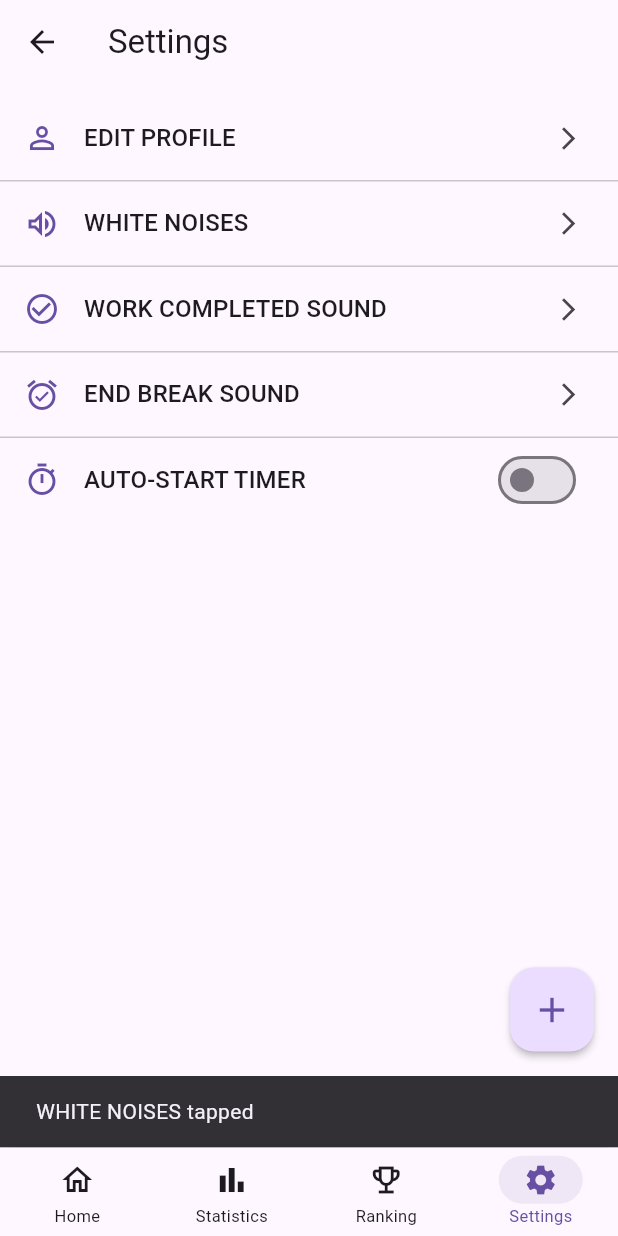
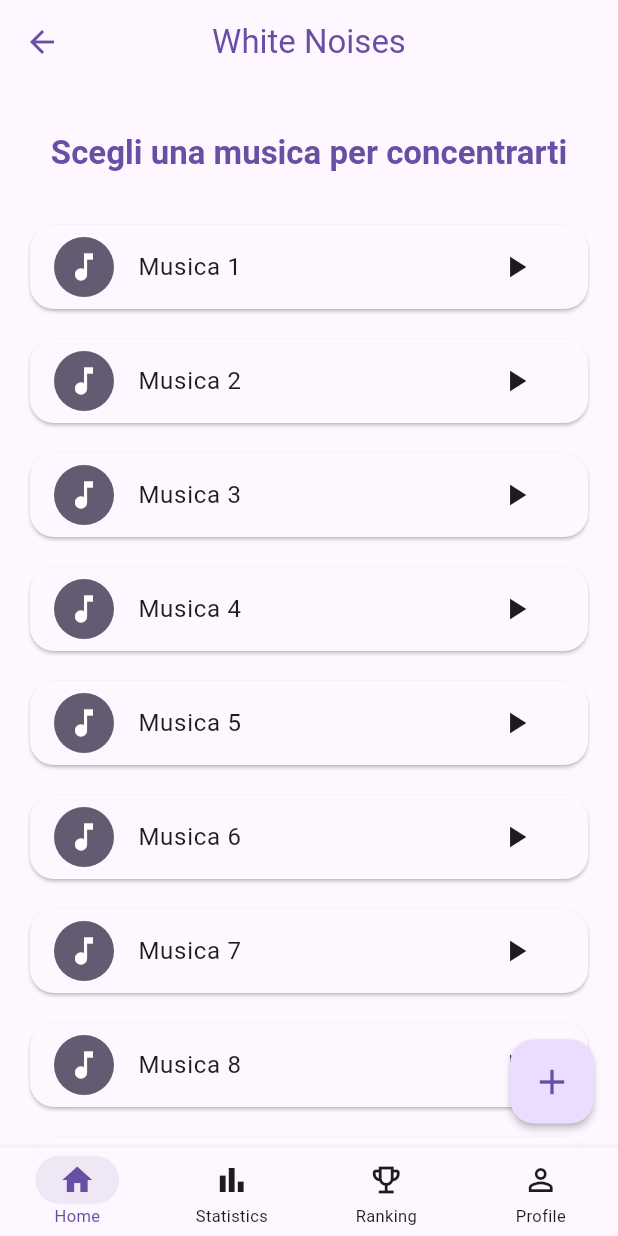
Before and after one commit to Dibbiii/KetchApp-Flutter, a Flutter app: the SettingsPage screen opened by its route, after a tap on "WHITE NOISES", on a phone screen of 412 x 824 dp. Run offline on Flutter 3.47's test engine with Material 3 defaults, Android fonts, the phone set to English and light mode, and no system bars; drawn by our look-alikes of dynamic_color; our stand-ins replace audioplayers, bloc, confetti, equatable, firebase_auth, firebase_core and 9 more; missing offline and left inert: flutter_ruler_picker, googleapis; accounts and stored records are empty; network calls fail.

Commit message:
white noises (non va dalla 6 in poi)

```diff
--- a/lib/app/router.dart
+++ b/lib/app/router.dart
@@ -17,6 +17,7 @@ import 'package:ketchapp_flutter/features/welcome/presentation/pages/welcome_pag
 import 'package:ketchapp_flutter/features/profile/presentation/pages/profile_page.dart';
 import '../features/statistics/presentation/statistics_page.dart';
 import 'package:ketchapp_flutter/features/auth/presentation/pages/forgot_password_page.dart';
+import 'package:ketchapp_flutter/features/settings/presentation/white_noises_page.dart';
 
 class GoRouterRefreshStream extends ChangeNotifier {
   GoRouterRefreshStream(Stream<dynamic> stream) {
@@ -90,6 +91,10 @@ final GoRouter router = GoRouter(
           path: '/profile',
           builder: (context, state) => const ProfilePage(),
         ),
+        GoRoute(
+          path: '/white_noises_page',
+          builder: (context, state) => const WhiteNoisesPage(),
+        ),
       ],
     ),
     GoRoute(
--- a/lib/components/footer.dart
+++ b/lib/components/footer.dart
@@ -24,7 +24,7 @@ class _FooterState extends State<Footer> {
     } else if (location.startsWith('/ranking')) {
       //
       newIndex = 2;
-    } else if (location.startsWith('/settings')) { // Changed from /profile to /settings
+    } else if (location.startsWith('/profile')) {
       newIndex = 3;
     }
     if (newIndex != _selectedIndex) {
@@ -40,7 +40,7 @@ class _FooterState extends State<Footer> {
         '/home',
         '/statistics',
         '/ranking',
-        '/settings' // Changed from /profile to /settings
+        '/profile'
       ];
       final String currentLocation = GoRouterState.of(context).matchedLocation;
 
@@ -132,10 +132,10 @@ class _FooterState extends State<Footer> {
           label: 'Ranking', // Label was Trophy, changed to Ranking to match route
         ),
         BottomNavigationBarItem(
-            icon: _buildIcon(Icons.settings_outlined, _selectedIndex == 3, colors),
+            icon: _buildIcon(profileOutlined, _selectedIndex == 3, colors),
             activeIcon:
-            _buildActiveIcon(Icons.settings, _selectedIndex == 3, colors),
-          label: 'Settings',
+            _buildActiveIcon(profileOutlined, _selectedIndex == 3, colors),
+          label: 'Profile',
         ),
       ],
       currentIndex: _selectedIndex,
--- a/lib/features/settings/presentation/settings_page.dart
+++ b/lib/features/settings/presentation/settings_page.dart
@@ -34,27 +34,15 @@ class _SettingsPageState extends State<SettingsPage> {
           if (index == 0) {
             return _buildSettingsOptionTile(
               context,
-              icon: Icons.person_outline,
-              text: 'EDIT PROFILE',
+              icon: Icons.volume_up_outlined,
+              text: 'WHITE NOISES',
               onTap: () {
-                context.push('/profile');
+                context.push('/white_noises_page');
+                // TODO: Navigate to White Noises settings or show dialog
               },
               trailing: const Icon(Icons.arrow_forward_ios, size: 18),
             );
           } else if (index == 1) {
-            return _buildSettingsOptionTile(
-              context,
-              icon: Icons.volume_up_outlined,
-              text: 'WHITE NOISES',
-              onTap: () {
-                ScaffoldMessenger.of(context).showSnackBar(
-                  const SnackBar(content: Text('WHITE NOISES tapped')),
-                );
-                // TODO: Navigate to White Noises settings or show dialog
-              },
-              trailing: const Icon(Icons.arrow_forward_ios, size: 18),
-            );
-          } else if (index == 2) {
             return _buildSettingsOptionTile(
               context,
               icon: Icons.check_circle_outline,
@@ -67,7 +55,7 @@ class _SettingsPageState extends State<SettingsPage> {
               },
               trailing: const Icon(Icons.arrow_forward_ios, size: 18),
             );
-          } else if (index == 3) {
+          } else if (index == 2) {
             return _buildSettingsOptionTile(
               context,
               icon: Icons.alarm_on_outlined,
@@ -80,7 +68,7 @@ class _SettingsPageState extends State<SettingsPage> {
               },
               trailing: const Icon(Icons.arrow_forward_ios, size: 18),
             );
-          } else if (index == 4) {
+          } else if (index == 3) {
             return _buildSettingsOptionTile(
               context,
               icon: Icons.timer_outlined,
--- /dev/null
+++ b/lib/features/settings/presentation/white_noises_page.dart
@@ -0,0 +1,172 @@
+import 'package:flutter/material.dart';
+import 'package:audioplayers/audioplayers.dart';
+
+class WhiteNoisesPage extends StatefulWidget {
+  const WhiteNoisesPage({Key? key}) : super(key: key);
+
+  @override
+  State<WhiteNoisesPage> createState() => _WhiteNoisesPageState();
+}
+
+class _WhiteNoisesPageState extends State<WhiteNoisesPage> {
+  final AudioPlayer _audioPlayer = AudioPlayer();
+  int? _playingMusic; // null = nessuna musica in riproduzione
+  bool _isPaused = false;
+
+  Future<void> _playMusic(int musicNumber) async {
+    if (_playingMusic == musicNumber && !_isPaused) {
+      await _audioPlayer.pause();
+      WidgetsBinding.instance.addPostFrameCallback((_) {
+        setState(() {
+          _isPaused = true;
+        });
+      });
+      return;
+    }
+    if (_playingMusic == musicNumber && _isPaused) {
+      await _audioPlayer.resume();
+      WidgetsBinding.instance.addPostFrameCallback((_) {
+        setState(() {
+          _isPaused = false;
+        });
+      });
+      return;
+    }
+    await _audioPlayer.stop();
+
+    final assetPath = 'audio/music_$musicNumber.mp3';
+    print('Tentativo di riproduzione: $assetPath');
+    await _audioPlayer.play(AssetSource(assetPath));
+    // Non controlliamo più il risultato, la funzione play ora restituisce Future<void>
+    WidgetsBinding.instance.addPostFrameCallback((_) {
+      setState(() {
+        _playingMusic = musicNumber;
+        _isPaused = false;
+      });
+    });
+  }
+
+  Future<void> _pauseMusic() async {
+    await _audioPlayer.pause();
+    WidgetsBinding.instance.addPostFrameCallback((_) {
+      setState(() {
+        _isPaused = true;
+      });
+    });
+  }
+
+  Future<void> _resumeMusic() async {
+    await _audioPlayer.resume();
+    WidgetsBinding.instance.addPostFrameCallback((_) {
+      setState(() {
+        _isPaused = false;
+      });
+    });
+  }
+
+  Future<void> _stopMusic() async {
+    await _audioPlayer.stop();
+    WidgetsBinding.instance.addPostFrameCallback((_) {
+      setState(() {
+        _playingMusic = null;
+        _isPaused = false;
+      });
+    });
+  }
+
+  @override
+  void dispose() {
+    _audioPlayer.dispose();
+    super.dispose();
+  }
+
+  @override
+  Widget build(BuildContext context) {
+    final ColorScheme colors = Theme.of(context).colorScheme;
+    return Scaffold(
+      appBar: AppBar(
+        title: const Text('White Noises'),
+        centerTitle: true,
+        elevation: 0,
+        backgroundColor: colors.background,
+        foregroundColor: colors.primary,
+      ),
+      body: Center(
+        child: SingleChildScrollView(
+          padding: const EdgeInsets.symmetric(vertical: 32, horizontal: 16),
+          child: Column(
+            mainAxisAlignment: MainAxisAlignment.center,
+            children: [
+              Text(
+                'Scegli una musica per concentrarti',
+                style: Theme.of(context).textTheme.titleLarge?.copyWith(
+                  color: colors.primary,
+                  fontWeight: FontWeight.bold,
+                ),
+                textAlign: TextAlign.center,
+              ),
+              const SizedBox(height: 24),
+              for (int i = 1; i <= 11; i++)
+                Padding(
+                  padding: const EdgeInsets.symmetric(vertical: 6),
+                  child: Card(
+                    elevation: _playingMusic == i ? 4 : 1,
+                    color: _playingMusic == i ? colors.primaryContainer : colors.surface,
+                    shape: RoundedRectangleBorder(
+                      borderRadius: BorderRadius.circular(16),
+                    ),
+                    child: ListTile(
+                      leading: CircleAvatar(
+                        backgroundColor: _playingMusic == i ? colors.primary : colors.secondary,
+                        child: Icon(
+                          _playingMusic == i
+                              ? (_isPaused ? Icons.play_arrow : Icons.pause)
+                              : Icons.music_note,
+                          color: colors.onPrimary,
+                        ),
+                      ),
+                      title: Text(
+                        'Musica $i',
+                        style: TextStyle(
+                          color: _playingMusic == i ? colors.primary : colors.onSurface,
+                          fontWeight: _playingMusic == i ? FontWeight.bold : FontWeight.normal,
+                        ),
+                      ),
+                      trailing: IconButton(
+                        icon: Icon(
+                          _playingMusic == i
+                              ? (_isPaused ? Icons.play_arrow : Icons.pause)
+                              : Icons.play_arrow,
+                          color: _playingMusic == i ? colors.primary : colors.onSurface,
+                        ),
+                        onPressed: () => _playMusic(i),
+                        tooltip: _playingMusic == i
+                            ? (_isPaused ? 'Riprendi' : 'Metti in pausa')
+                            : 'Riproduci',
+                      ),
+                      onTap: () => _playMusic(i),
+                    ),
+                  ),
+                ),
+              const SizedBox(height: 32),
+              if (_playingMusic != null)
+                ElevatedButton.icon(
+                  onPressed: _stopMusic,
+                  icon: const Icon(Icons.stop),
+                  label: const Text('Ferma la riproduzione'),
+                  style: ElevatedButton.styleFrom(
+                    backgroundColor: colors.error,
+                    foregroundColor: colors.onError,
+                    padding: const EdgeInsets.symmetric(horizontal: 32, vertical: 14),
+                    shape: RoundedRectangleBorder(
+                      borderRadius: BorderRadius.circular(12),
+                    ),
+                  ),
+                ),
+            ],
+          ),
+        ),
+      ),
+    );
+  }
+}
--- a/pubspec.yaml
+++ b/pubspec.yaml
@@ -52,6 +52,8 @@ dependencies:
 
   permission_handler: ^11.0.1 # Per la gestione dei permessi
   shared_preferences: ^2.5.3
+  audioplayers: ^5.2.1
+
 dev_dependencies:
   flutter_test:
     sdk: flutter
@@ -60,3 +62,5 @@ dev_dependencies:
 
 flutter:
   uses-material-design: true
+  assets:
+    - assets/audio/
```
Also changed, not shown: lib/features/profile/presentation/pages/profile_page.dart (+10 -0 lines), pubspec.lock, 5 other files.
